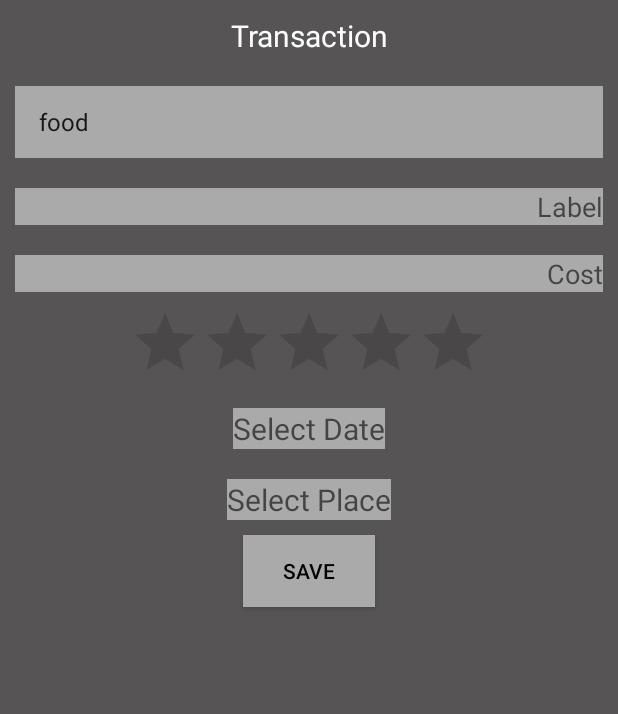
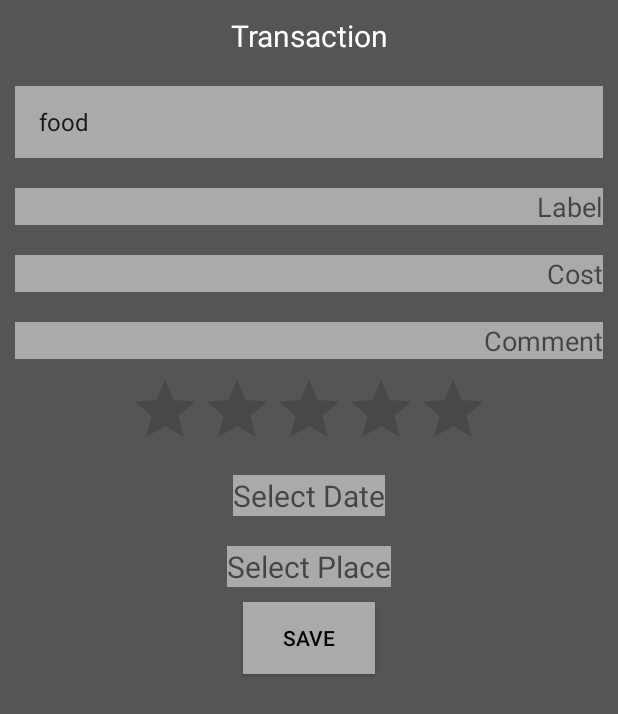
Before and after one commit to markmarics/HowmuchdoIcost, an Android app: the AddTransactionActivity screen opened directly, with no data from a screen before it, on a phone screen of 412 x 824 dp. Shown: the top 714 px of the screen. Run offline under Robolectric (Android 15) with nearby library versions, the phone set to English and light mode, and no system bars.

Commit message:
Comments added

```diff
--- a/app/src/main/java/hu/uniobuda/nik/howmuchdoicost/activity/AddTransactionActivity.java
+++ b/app/src/main/java/hu/uniobuda/nik/howmuchdoicost/activity/AddTransactionActivity.java
@@ -43,7 +43,7 @@ public class AddTransactionActivity extends AppCompatActivity {
     EditText typeEditText;
     Spinner typeSpinner;
     EditText nameEditText;
-    EditText priceEditText;
+    EditText priceEditText, commentEditText;
     Button saveButton, newCategoryButton;
     DBAdapter dbAdapter;
     RatingBar ratingBar;
@@ -64,6 +64,8 @@ public class AddTransactionActivity extends AppCompatActivity {
         priceEditText = findViewById(R.id.editTextPrice);
         saveButton = findViewById(R.id.saveButton);
         ratingBar = findViewById(R.id.rating);
+        commentEditText = findViewById(R.id.editTextComment);
+
         dbAdapter = new DBAdapter(AddTransactionActivity.this);
         ArrayList<String> types = new ArrayList<>();
         types.add("food");
@@ -134,6 +136,7 @@ public class AddTransactionActivity extends AppCompatActivity {
                 transaction.setRating(Math.round(ratingBar.getRating()));
                 transaction.setType(typeSpinner.getSelectedItem().toString());
                 transaction.setPrice(Integer.parseInt(priceEditText.getText().toString()));
+                transaction.setComment(commentEditText.getText().toString());
                 if ( dbAdapter.addTransaction(transaction)){
                     Toast.makeText(AddTransactionActivity.this, "Sikeres!", Toast.LENGTH_SHORT).show();
                 } else {
--- a/app/src/main/java/hu/uniobuda/nik/howmuchdoicost/activity/StatisticsActivity.java
+++ b/app/src/main/java/hu/uniobuda/nik/howmuchdoicost/activity/StatisticsActivity.java
@@ -32,7 +32,7 @@ public class StatisticsActivity extends AppCompatActivity {
 
         ArrayList<String> output = new ArrayList<>();
         for (Transaction item : translist){
-            output.add(item.getName() + " (" + item.getDate()+ ") " + item.getRating());
+            output.add(item.getName() + " (" + item.getDate()+ ")");
         }
 
         adapter= new ArrayAdapter<>(this,android.R.layout.simple_list_item_1,output);
--- a/app/src/main/res/layout/activity_add_transaction.xml
+++ b/app/src/main/res/layout/activity_add_transaction.xml
@@ -54,6 +54,15 @@
         android:inputType="number"
         android:layout_margin="10dp"/>
 
+    <android.support.v7.widget.AppCompatEditText
+        android:id="@+id/editTextComment"
+        android:hint="Comment"
+        android:textAlignment="textEnd"
+        android:layout_width="match_parent"
+        style="@style/Gombok"
+        android:layout_height="wrap_content"
+        android:layout_margin="10dp"/>
+
     <RatingBar
         android:id="@+id/rating"
         android:layout_width="wrap_content"
```
